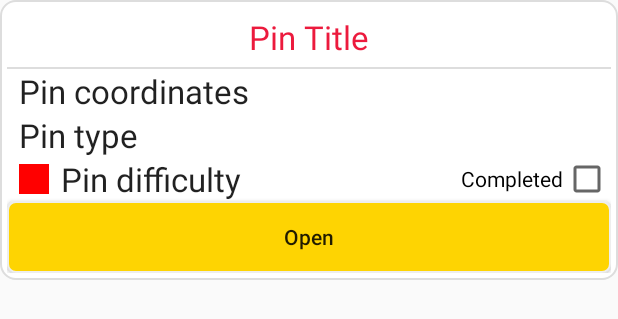
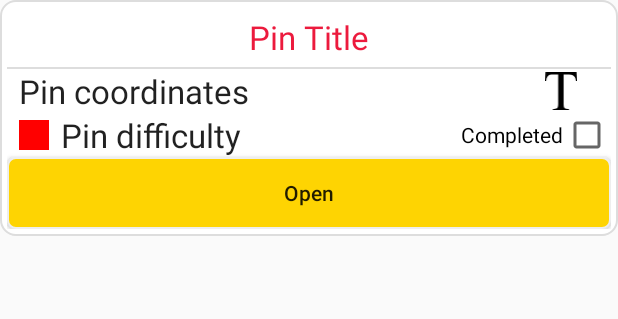
Before and after one commit to codybloemhard/uu-uce, an Android app: the layout recyclerview_item.xml on its own in the app's theme, with its tools: preview values and no code run, on a phone screen of 412 x 824 dp. Shown: the top 319 px of the screen. Run offline under Robolectric (Android 15) with nearby library versions, the phone set to English and light mode, and no system bars.

Commit message:
Documentation & allPins type image

```diff
--- a/app/app/src/main/java/com/uu_uce/VideoViewer.kt
+++ b/app/app/src/main/java/com/uu_uce/VideoViewer.kt
@@ -23,9 +23,11 @@ class VideoViewer : Activity() {
         super.onCreate(savedInstanceState)
         setContentView(R.layout.video_viewer)
 
+        // Set title in bar
         val videoTitleText = findViewById<TextView>(R.id.video_title_text)
         videoTitleText.text = intent.getStringExtra("title")
 
+        // Load video
         videoPlayer = findViewById(R.id.video_player)
         videoPlayer.setVideoURI(intent.getParcelableExtra("uri"))
 
--- a/app/app/src/main/java/com/uu_uce/database/PinConversion.kt
+++ b/app/app/src/main/java/com/uu_uce/database/PinConversion.kt
@@ -11,7 +11,7 @@ import com.uu_uce.services.UTMCoordinate
 
 class PinConversion(context: Context){
 
-    private var resource = context.resources
+    private val resource = context.resources
     private fun stringToUtm(coord: String): UTMCoordinate {
         val regex = "(\\d+|[a-zA-Z])".toRegex()
         val s = regex.findAll(coord)
--- a/app/app/src/main/java/com/uu_uce/database/UceRoomDatabase.kt
+++ b/app/app/src/main/java/com/uu_uce/database/UceRoomDatabase.kt
@@ -26,9 +26,9 @@ abstract class UceRoomDatabase : RoomDatabase() {
 
         suspend fun populateDatabase(pinDao: PinDao) {
             val pinList : MutableList<PinData> = mutableListOf()
-            pinList.add(PinData(0, "31N3149680N46777336E", 1, "TEXT" , "testPin1", "[{\"tag\":\"TEXT\", \"text\":\"test\"}]", 1, "-1", "-1"))
-            pinList.add(PinData(1, "31N3133680N46718336E", 2, "IMAGE", "testPin2", "[{\"tag\":\"IMAGE\", \"file_name\":\"test.png\"}]", 1, "-1", "2"))
-            pinList.add(PinData(2, "31N3130000N46710000E", 3, "VIDEO", "testPin3", "[{\"tag\":\"VIDEO\", \"file_name\":\"zoo.mp4\", \"thumbnail\":\"zoothumbnail.png\", \"title\":\"zoo video\"}]", 0, "1", "-1"))
+            pinList.add(PinData(0, "31N3149680N46777336E", 1, "TEXT" , "Text pin", "[{\"tag\":\"TEXT\", \"text\":\"test\"}]", 1, "-1", "-1"))
+            pinList.add(PinData(1, "31N3133680N46718336E", 2, "IMAGE", "Image pin", "[{\"tag\":\"IMAGE\", \"file_name\":\"test.png\"}]", 1, "-1", "2"))
+            pinList.add(PinData(2, "31N3130000N46710000E", 3, "VIDEO", "Video pin", "[{\"tag\":\"VIDEO\", \"file_name\":\"zoo.mp4\", \"thumbnail\":\"zoothumbnail.png\", \"title\":\"zoo video\"}]", 0, "1", "-1"))
 
             pinDao.updateData(pinList)
         }
--- a/app/app/src/main/java/com/uu_uce/pins/PinContent.kt
+++ b/app/app/src/main/java/com/uu_uce/pins/PinContent.kt
@@ -141,7 +141,7 @@ class VideoContentBlock(private val videoURI : Uri, private val thumbnailURI : U
         val playButton = ImageView(activity)
         playButton.setImageDrawable(ResourcesCompat.getDrawable(activity.resources, R.drawable.ic_sprite_play, null) ?: error ("Image not found"))
         playButton.scaleType = ImageView.ScaleType.CENTER_INSIDE
-        val buttonLayout = FrameLayout.LayoutParams(500, 500)
+        val buttonLayout = FrameLayout.LayoutParams(500, 500) // TODO: convert dp to pixels
         buttonLayout.gravity = Gravity.CENTER
         playButton.layoutParams = buttonLayout
         playButton.setOnClickListener{openVideoView(videoURI, title, activity)}
--- /dev/null
+++ b/app/app/src/main/res/drawable/ic_symbol_text_black.xml
@@ -0,0 +1,9 @@
+<vector xmlns:android="http://schemas.android.com/apk/res/android"
+    android:width="232.8dp"
+    android:height="277.3dp"
+    android:viewportWidth="232.8"
+    android:viewportHeight="277.3">
+  <path
+      android:fillColor="#FF000000"
+      android:pathData="M229.7,0l3.1,65H225c-1.5,-11.4 -3.5,-19.6 -6.1,-24.5c-4.2,-7.9 -9.8,-13.7 -16.9,-17.5s-16.3,-5.6 -27.7,-5.6h-39v211.8c0,17 1.8,27.7 5.5,31.9c5.2,5.7 13.2,8.6 23.9,8.6h9.6v7.6H56.7v-7.6h9.8c11.7,0 20,-3.5 24.9,-10.6c3,-4.4 4.5,-14.3 4.5,-29.8V17.4H62.6c-12.9,0 -22.1,1 -27.6,2.9c-7.1,2.6 -13.2,7.6 -18.2,14.9c-5,7.4 -8,17.3 -9,29.8H0L3.3,0L229.7,0L229.7,0z"/>
+</vector>
--- a/app/app/src/main/res/layout/recyclerview_item.xml
+++ b/app/app/src/main/res/layout/recyclerview_item.xml
@@ -17,6 +17,7 @@
         android:textAlignment="center"
         android:padding="5dp"
         app:layout_constraintTop_toTopOf="parent" />
+
     <View
         android:layout_width="match_parent"
         android:layout_height="1dp"
@@ -25,20 +26,31 @@
         android:layout_width="match_parent"
         android:layout_height="wrap_content"
         android:orientation="vertical">
-        <TextView
-            android:id="@+id/textView2"
-            style="@style/pin_coord"
-            android:text="@string/pin_coordinates"
-            android:layout_weight="1"
-            android:layout_height="wrap_content"
-            app:layout_constraintTop_toTopOf="parent" />
-        <TextView
-            android:id="@+id/textView3"
-            style="@style/pin_coord"
-            android:text="@string/pin_type"
-            android:layout_weight="1"
-            android:layout_height="wrap_content"
-            app:layout_constraintTop_toTopOf="parent" />
+
+        <LinearLayout
+            android:layout_width="match_parent"
+            android:layout_height="match_parent"
+            android:orientation="horizontal">
+
+            <TextView
+                android:id="@+id/textView2"
+                style="@style/pin_coord"
+                android:layout_width="match_parent"
+                android:layout_height="wrap_content"
+                android:layout_weight="1"
+                android:text="@string/pin_coordinates"
+                app:layout_constraintTop_toTopOf="parent" />
+
+            <ImageView
+                android:id="@+id/type_image"
+                android:layout_width="match_parent"
+                android:layout_height="match_parent"
+                android:layout_gravity="bottom|right"
+                android:layout_margin="2dp"
+                android:layout_weight="5"
+                app:srcCompat="@drawable/ic_symbol_text_black" />
+        </LinearLayout>
+
         <LinearLayout
             android:layout_width="match_parent"
             android:layout_height="wrap_content">
@@ -50,14 +62,15 @@
                 app:layout_constraintDimensionRatio="1:1"
                 android:background="#FF0000"
                 android:layout_marginStart="8dp"/>
+
             <TextView
                 android:id="@+id/textView4"
                 style="@style/pin_coord"
+                android:layout_width="wrap_content"
+                android:layout_height="wrap_content"
+                android:layout_weight="1"
                 android:text="@string/pin_difficulty"
-                android:layout_weight="1"
-                android:layout_height="wrap_content"
-                app:layout_constraintTop_toTopOf="parent"
-                android:layout_width="0dp" />
+                app:layout_constraintTop_toTopOf="parent" />
 
             <CheckBox
                 android:id="@+id/checkBox"
--- a/app/build.gradle
+++ b/app/build.gradle
@@ -8,7 +8,7 @@ buildscript {
 
     }
     dependencies {
-        classpath 'com.android.tools.build:gradle:3.6.1'
+        classpath 'com.android.tools.build:gradle:3.6.2'
         classpath "org.jetbrains.kotlin:kotlin-gradle-plugin:$kotlin_version"
         // NOTE: Do not place your application dependencies here; they belong
         // in the individual module build.gradle files
```
Also changed, not shown: app/app/src/main/java/com/uu_uce/GeoMap.kt (+5 -3 lines), app/app/src/main/java/com/uu_uce/allpins/PinListAdapter.kt (+13 -2 lines), app/app/src/main/res/drawable/ic_symbol_image_black.xml (added, +12 -0 lines), app/app/src/main/res/drawable/ic_symbol_link_black.xml (added, +15 -0 lines), app/app/src/main/res/drawable/ic_symbol_quest_black.xml (added, +9 -0 lines), app/app/src/main/res/drawable/ic_symbol_stack_black.xml (added, +15 -0 lines), app/app/src/main/res/drawable/ic_symbol_video_black.xml (added, +12 -0 lines).
